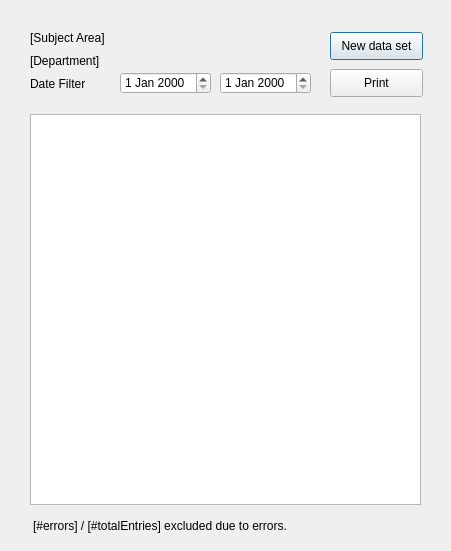
Before: the Qt Designer form GUI/dashboardwindow.ui in Myu84/CSS, drawn with Qt 5.
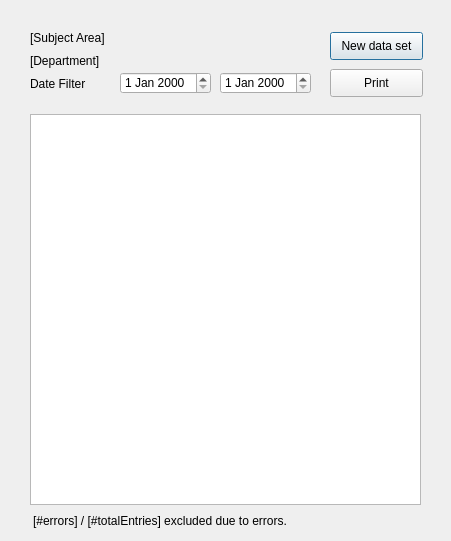
After: the same form once the commit is applied.

The edit to the form file:
```diff
--- a/GUI/dashboardwindow.ui
+++ b/GUI/dashboardwindow.ui
@@ -7,7 +7,7 @@
     <x>0</x>
     <y>0</y>
     <width>451</width>
-    <height>551</height>
+    <height>541</height>
    </rect>
   </property>
   <property name="windowTitle">
@@ -112,7 +112,7 @@
    <property name="geometry">
     <rect>
      <x>33</x>
-     <y>518</y>
+     <y>513</y>
      <width>371</width>
      <height>16</height>
     </rect>
```
